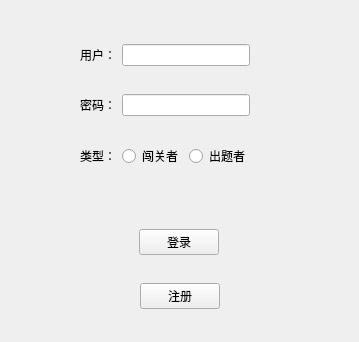
First picture: the form in widget.ui, repository Euler-lne/Word_Elimination, before the edit.
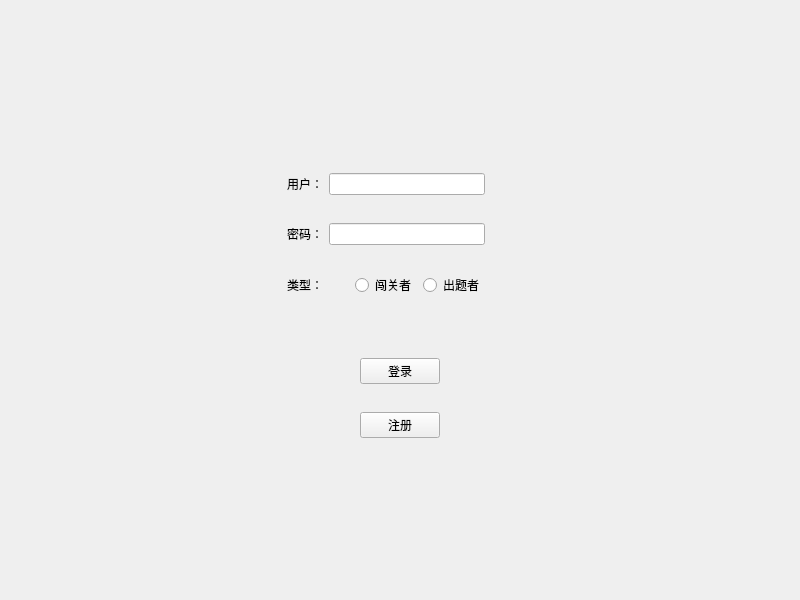
Second picture: the form after the edit.

Patch:
```diff
--- a/widget.ui
+++ b/widget.ui
@@ -6,22 +6,25 @@
    <rect>
     <x>0</x>
     <y>0</y>
-    <width>359</width>
-    <height>328</height>
+    <width>800</width>
+    <height>600</height>
    </rect>
   </property>
+  <property name="minimumSize">
+   <size>
+    <width>800</width>
+    <height>600</height>
+   </size>
+  </property>
   <property name="windowTitle">
    <string>Widget</string>
   </property>
   <layout class="QVBoxLayout" name="verticalLayout_4">
    <item>
-    <spacer name="verticalSpacer_2">
+    <spacer name="verticalSpacer_3">
      <property name="orientation">
       <enum>Qt::Vertical</enum>
      </property>
-     <property name="sizeType">
-      <enum>QSizePolicy::Maximum</enum>
-     </property>
      <property name="sizeHint" stdset="0">
       <size>
        <width>20</width>
@@ -223,6 +226,9 @@
         </layout>
        </widget>
       </item>
+     </layout>
+    </widget>
+   </item>
       <item>
        <spacer name="verticalSpacer">
         <property name="orientation">
@@ -235,9 +241,6 @@
          </size>
         </property>
        </spacer>
-      </item>
-     </layout>
-    </widget>
    </item>
   </layout>
  </widget>
```
Lines whose indentation alone changed are shown as unchanged.
